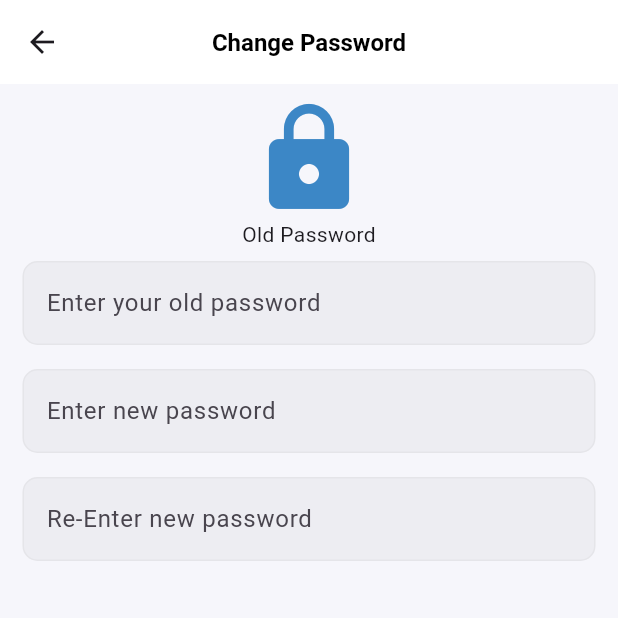
After one commit to ihsankhan-752/Carvana-Admin-Panel, a Flutter app: the ChangePasswordView screen opened by its route, on a phone screen of 412 x 824 dp, the top half of it. The commit adds this screen. Run offline on Flutter 3.47's test engine with Material 3 defaults, Android fonts, the phone set to English and light mode, and no system bars; our stand-ins replace cloud_firestore, firebase_auth, firebase_core, firebase_storage, fluttertoast, get and 3 more; accounts and stored records are empty; network calls fail.

Commit message:
Change Password View Added

```diff
--- a/lib/repository/auth/auth_repository.dart
+++ b/lib/repository/auth/auth_repository.dart
@@ -41,4 +41,13 @@ class AuthRepository {
   Stream<AdminModel?> getUser(String userId) {
     return FireStoreServices().getUser(userId);
   }
+
+  Future<bool> checkOldPassword(String email, String password) async {
+    await _authServices.checkOldPassword(email, password);
+    return true;
+  }
+
+  Future<void> changeUserPassword(String newPassword) async {
+    await _authServices.changeUserPassword(newPassword);
+  }
 }
--- a/lib/res/routes/routes.dart
+++ b/lib/res/routes/routes.dart
@@ -1,5 +1,6 @@
 import 'package:carnava_admin_panel/res/routes/routes_name.dart';
 import 'package:carnava_admin_panel/view/navbar/navbar_view.dart';
+import 'package:carnava_admin_panel/view/navbar/settings/change_password/change_password_view.dart';
 import 'package:get/get.dart';
 
 import '../../view/auth/forgot_password_view.dart';
@@ -41,6 +42,11 @@ class AppRoutes {
         page: () => const CarUploadingView(),
         transition: Transition.rightToLeftWithFade,
       ),
+      GetPage(
+        name: RoutesName.changePasswordView,
+        page: () => const ChangePasswordView(),
+        transition: Transition.rightToLeftWithFade,
+      ),
     ];
   }
 }
--- a/lib/res/routes/routes_name.dart
+++ b/lib/res/routes/routes_name.dart
@@ -9,4 +9,5 @@ class RoutesName {
   static const String bookingView = '/bookingView';
   static const String checkOutView = '/checkOutView';
   static const String editProfileView = '/editProfileView';
+  static const String changePasswordView = '/changePasswordView';
 }
--- a/lib/view/navbar/home/car_detail/car_detail_view.dart
+++ b/lib/view/navbar/home/car_detail/car_detail_view.dart
@@ -20,6 +20,7 @@ class CarDetailView extends StatelessWidget {
       ),
       body: Padding(
         padding: const EdgeInsets.symmetric(horizontal: 15, vertical: 10),
+        child: SingleChildScrollView(
           child: Column(
             children: [
               SizedBox(
@@ -50,6 +51,7 @@ class CarDetailView extends StatelessWidget {
             ],
           ),
         ),
+      ),
     );
   }
 }
--- /dev/null
+++ b/lib/view/navbar/settings/change_password/change_password_view.dart
@@ -0,0 +1,72 @@
+import 'package:carnava_admin_panel/res/colors/app_colors.dart';
+import 'package:carnava_admin_panel/res/text_styles/app_text_styles.dart';
+import 'package:carnava_admin_panel/view/navbar/settings/change_password/widgets/change_password_text_input_widget.dart';
+import 'package:flutter/material.dart';
+
+class ChangePasswordView extends StatefulWidget {
+  const ChangePasswordView({super.key});
+
+  @override
+  State<ChangePasswordView> createState() => _ChangePasswordViewState();
+}
+
+class _ChangePasswordViewState extends State<ChangePasswordView> {
+  final TextEditingController _oldPassController = TextEditingController();
+  final TextEditingController _newPassController = TextEditingController();
+  @override
+  Widget build(BuildContext context) {
+    return Scaffold(
+      appBar: AppBar(
+        centerTitle: true,
+        backgroundColor: AppColors.primaryWhite,
+        title: Text("Change Password", style: AppTextStyles.h1Bold),
+      ),
+      body: Padding(
+        padding: EdgeInsets.symmetric(horizontal: 15, vertical: 10),
+        child: Column(
+          children: [
+            const Center(child: Icon(Icons.lock, size: 80, color: AppColors.primaryColor)),
+            Text("Old Password"),
+            ChangePasswordTextInputWidget(
+              controller: _oldPassController,
+              validator: (v) {
+                if (v!.isEmpty) {
+                  return "Enter Old Password";
+                } else {
+                  return null;
+                }
+              },
+              hintText: "Enter your old password",
+              errorText: "",
+            ),
+            ChangePasswordTextInputWidget(
+              controller: _newPassController,
+              validator: (v) {
+                if (v!.isEmpty) {
+                  return "New Password Must Be Filled";
+                } else {
+                  return null;
+                }
+              },
+              hintText: "Enter new password",
+            ),
+            ChangePasswordTextInputWidget(
+              controller: TextEditingController(),
+              validator: (v) {
+                if (v != _newPassController.text) {
+                  return "Password Not Matching";
+                } else if (v!.isEmpty) {
+                  return "Re-Enter New Password";
+                } else {
+                  return null;
+                }
+              },
+              hintText: "Re-Enter new password",
+            ),
+            SizedBox(height: 30),
+          ],
+        ),
+      ),
+    );
+  }
+}
--- /dev/null
+++ b/lib/view/navbar/settings/change_password/widgets/change_password_text_input_widget.dart
@@ -0,0 +1,39 @@
+import 'package:flutter/material.dart';
+
+import '../../../../../res/colors/app_colors.dart';
+
+class ChangePasswordTextInputWidget extends StatelessWidget {
+  final String? Function(String? v)? validator;
+  final String? hintText;
+  final String? errorText;
+  final TextEditingController? controller;
+  const ChangePasswordTextInputWidget({super.key, this.validator, this.hintText, this.errorText, this.controller});
+
+  @override
+  Widget build(BuildContext context) {
+    return Padding(
+      padding: const EdgeInsets.symmetric(vertical: 8),
+      child: TextFormField(
+        style: TextStyle(
+          color: Colors.white.withOpacity(0.7),
+        ),
+        controller: controller,
+        validator: validator,
+        keyboardType: TextInputType.emailAddress,
+        decoration: InputDecoration(
+          filled: true,
+          fillColor: AppColors.primaryGrey.withOpacity(0.1),
+          enabledBorder: OutlineInputBorder(
+            borderRadius: BorderRadius.circular(10),
+            borderSide: BorderSide(color: AppColors.primaryGrey.withOpacity(0.1)),
+          ),
+          focusedBorder: OutlineInputBorder(
+            borderRadius: BorderRadius.circular(10),
+            borderSide: BorderSide(color: AppColors.primaryGrey.withOpacity(0.1)),
+          ),
+          hintText: hintText!,
+        ),
+      ),
+    );
+  }
+}
--- a/lib/view/navbar/settings/settings_view.dart
+++ b/lib/view/navbar/settings/settings_view.dart
@@ -1,5 +1,6 @@
 import 'package:carnava_admin_panel/models/admin_model.dart';
 import 'package:carnava_admin_panel/res/colors/app_colors.dart';
+import 'package:carnava_admin_panel/res/routes/routes_name.dart';
 import 'package:carnava_admin_panel/utils/utils.dart';
 import 'package:carnava_admin_panel/view/navbar/settings/widgets/admin_information_widget.dart';
 import 'package:carnava_admin_panel/view/navbar/settings/widgets/profile_list_tile_widget.dart';
@@ -49,7 +50,10 @@ class SettingsView extends StatelessWidget {
                 icon: Icons.account_box_outlined,
               ),
               Divider(color: AppColors.primaryGrey.withOpacity(0.3), height: 0.1),
-              const ProfileListTileWidget(
+              ProfileListTileWidget(
+                onPressed: () {
+                  Get.toNamed(RoutesName.changePasswordView);
+                },
                 title: "Change Password",
                 icon: Icons.lock_open,
               ),
--- a/lib/view_model/controllers/auth/auth_view_controller.dart
+++ b/lib/view_model/controllers/auth/auth_view_controller.dart
@@ -1,3 +1,4 @@
+import 'package:carnava_admin_panel/data/app_exceptions.dart';
 import 'package:carnava_admin_panel/models/admin_model.dart';
 import 'package:carnava_admin_panel/repository/auth/auth_repository.dart';
 import 'package:carnava_admin_panel/res/routes/routes_name.dart';
@@ -89,4 +90,22 @@ class AuthViewController extends GetxController {
     await _authRepo.signOut();
     Get.offNamed(RoutesName.loginView);
   }
+
+  Future<void> changePassword({required String email, required String password, required String newPassword}) async {
+    try {
+      isLoading.value = true;
+      bool checkPassword = await _authRepo.checkOldPassword(email, password);
+      if (checkPassword) {
+        await _authRepo.changeUserPassword(newPassword);
+        Utils.toastMessage("Password Updated");
+        Get.back();
+      } else {
+        Utils.toastMessage("Invalid Password");
+      }
+    } catch (e) {
+      throw GeneralException(e.toString());
+    } finally {
+      isLoading.value = false;
+    }
+  }
 }
```
Also changed, not shown: lib/data/services/auth/firebase_auth_services.dart (+19 -0 lines). Lines whose indentation alone changed are shown as unchanged.
